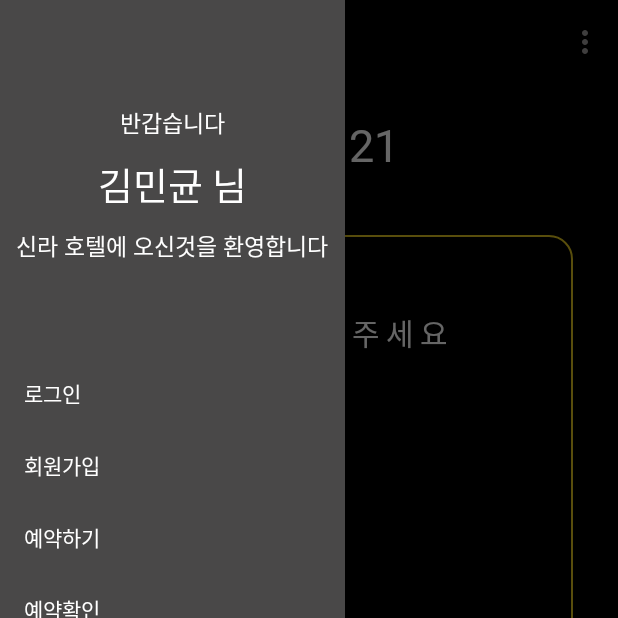
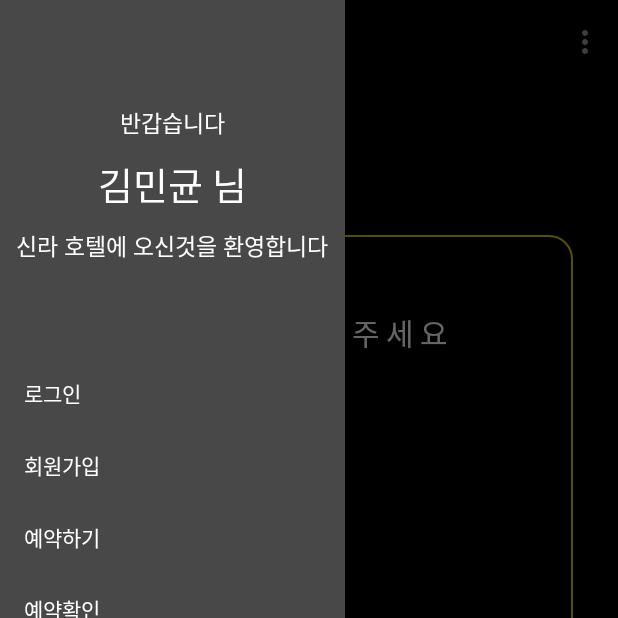
Before and after one commit to pgh8468/NFC, an Android app: the screen it shows after launch (MainActivity), with the side drawer open, on a phone screen of 412 x 824 dp, the top half of it. Run offline under Robolectric (Android 15) with nearby library versions, the phone set to English and light mode, and no system bars; libraries missing offline, so code that uses them is left out: com.prolificinteractive.materialcalendarview.

Commit message:
calendar second

```diff
--- a/app/src/main/java/com/example/hotelnfc/Frag_nfc.java
+++ b/app/src/main/java/com/example/hotelnfc/Frag_nfc.java
@@ -17,6 +17,8 @@ import android.widget.Toast;
 import androidx.annotation.NonNull;
 import androidx.annotation.Nullable;
 import androidx.fragment.app.Fragment;
+import androidx.fragment.app.FragmentManager;
+import androidx.fragment.app.FragmentTransaction;
 
 public class Frag_nfc extends Fragment {
 
@@ -26,7 +28,12 @@ public class Frag_nfc extends Fragment {
     NfcAdapter nfcAdapter;
     String logined_id = null;
 
+    String resultday;
+
     MainActivity mainActivity = new MainActivity();
+
+    FragmentManager fragmentManager;
+    FragmentTransaction fragmentTransaction;
 
     public View onCreateView(@NonNull LayoutInflater inflater, @Nullable ViewGroup container, @Nullable Bundle savedInstanceState) {
         view = inflater.inflate(R.layout.frag_nfc, null);
@@ -36,6 +43,12 @@ public class Frag_nfc extends Fragment {
         btn_issue_key = view.findViewById(R.id.btn_issue_key);
 
         nfcAdapter = NfcAdapter.getDefaultAdapter(getActivity());
+
+        if (getArguments() != null) {
+            String stayDay = getArguments().getString("stayDay");
+            Log.e("d-day", stayDay);
+            nfc_booked.setText(stayDay);
+        }
 
         if(nfcAdapter == null){
             Toast.makeText(getActivity(), "nfc 안킨거 아니냐?", Toast.LENGTH_LONG).show();
@@ -50,27 +63,22 @@ public class Frag_nfc extends Fragment {
 
                 logined_id = "testID";
 
-                if(logined_id != null){
+                if (logined_id != null) {
                     Intent intent = new Intent(getActivity(), NfcIssueKey.class);
                     intent.putExtra("logined_id", logined_id);
                     startActivity(intent);
-                }
-                else {
-                    Toast.makeText(getActivity(),"로그인이 필요한 서비스입니다.",Toast.LENGTH_LONG).show();
+                } else {
+                    Toast.makeText(getActivity(), "로그인이 필요한 서비스입니다.", Toast.LENGTH_LONG).show();
                 }
 
             }
         });
-
-//        Bundle bundle = getArguments();
-  //      String text = bundle.getString("a");
-    //    TextView txt_logined_book_info = view.findViewById(R.id.txt_logined_book_info);
-      //  txt_logined_book_info.setText(text);
 
         return view;
     }
 
     public void onCreate(Bundle savedInstanceState) {
         super.onCreate(savedInstanceState);
+
     }
 }
--- a/app/src/main/java/com/example/hotelnfc/frag_reserve.java
+++ b/app/src/main/java/com/example/hotelnfc/frag_reserve.java
@@ -2,6 +2,7 @@ package com.example.hotelnfc;
 
 import android.annotation.SuppressLint;
 import android.os.Bundle;
+import android.util.Log;
 import android.view.LayoutInflater;
 import android.view.View;
 import android.view.ViewGroup;
@@ -20,10 +21,14 @@ import com.prolificinteractive.materialcalendarview.OnDateSelectedListener;
 import com.prolificinteractive.materialcalendarview.OnMonthChangedListener;
 import com.prolificinteractive.materialcalendarview.OnRangeSelectedListener;
 
+import java.util.ArrayList;
 import java.util.Calendar;
 import java.util.List;
 
 public class frag_reserve extends Fragment {
+
+    String Firstday, Lastday, result;
+    private static final String stay ="result";
 
     final OneDayDecorator oneDayDecorator = new OneDayDecorator();
 
@@ -45,10 +50,18 @@ public class frag_reserve extends Fragment {
         reserve_room_button.setOnClickListener(new View.OnClickListener() {
             @Override
             public void onClick(View v) {
-                frag_reserve_room frag_reserve_room = new frag_reserve_room();
-                FragmentTransaction fragmentTransaction = getFragmentManager().beginTransaction();
-                ((FragmentTransaction) fragmentTransaction).replace(R.id.content_fragment, frag_reserve_room);
-                fragmentTransaction.commit();
+//                frag_reserve_room frag_reserve_room = new frag_reserve_room();
+//                FragmentTransaction fragmentTransaction = getFragmentManager().beginTransaction();
+//                ((FragmentTransaction) fragmentTransaction).replace(R.id.content_fragment, frag_reserve_room);
+//                fragmentTransaction.commit();
+
+                Bundle bundle = new Bundle();
+                bundle.putString("stayDay", result);
+                FragmentTransaction transaction = getActivity().getSupportFragmentManager().beginTransaction();
+                Frag_nfc frag_nfc = new Frag_nfc();
+                frag_nfc.setArguments(bundle);
+                transaction.replace(R.id.content_fragment, frag_nfc);
+                transaction.commit();
             }
         });
 
@@ -90,31 +103,20 @@ public class frag_reserve extends Fragment {
             @Override
             public void onRangeSelected(@NonNull MaterialCalendarView widget, @NonNull List<CalendarDay> dates) {
 
+
+                Log.e("check dates", Integer.toString(dates.size()));
+                Log.e("first last", dates.get(0).toString()+"/"+dates.get(dates.size()-1).toString());
+
+                Firstday = dates.get(0).toString(); //체크인 날짜
+                Lastday = dates.get(dates.size()-1).toString(); //체크아웃 날짜
+                result = Integer.toString(dates.size());
             }
         });
 
+
+
         return view;
     }
-
-//    public void SelectDate(Date date) {
-//        Calendar startCalendar = new GregorianCalendar();
-//        startCalendar.setTime(date);
-//        Calendar endCalendar = calendarView.getCurrentDate().getCalendar();
-//
-//        calendarView.setSelectedDate(date);
-//
-//        int diffyear = endCalendar.get(Calendar.YEAR) - startCalendar.get(Calendar.YEAR);
-//        int diffMonth = diffyear * 12 + endCalendar.get(Calendar.MONTH) - startCalendar.get(Calendar.MONTH);
-//        int monthsToMove = Math.abs(diffMonth);
-//
-//        for (int i = 0; i <monthsToMove; i++) {
-//            if (diffMonth < 0) {
-//                calendarView.goToNext();
-//            } else if (diffMonth > 0) {
-//                calendarView.goToPrevious();
-//            }
-//        }
-//    }
 
     @Override
     public void onCreate(@Nullable Bundle savedInstanceState) {
--- a/app/src/main/res/layout/frag_nfc.xml
+++ b/app/src/main/res/layout/frag_nfc.xml
@@ -8,17 +8,39 @@
     android:orientation="vertical"
     android:id="@+id/nfc_layout">
 
-    <TextView
-        android:id="@+id/txt_remain_book_date"
+    <LinearLayout
         android:layout_width="match_parent"
         android:layout_height="wrap_content"
         android:layout_marginTop="20dp"
         android:layout_marginBottom="40dp"
-        android:text="D-Day 21"
-        android:textColor="#ffffff"
-        android:textSize="30dp"
-        android:gravity="center"
-        android:fontFamily="@font/gmarketsansttfbold" />
+        android:orientation="horizontal"
+        android:weightSum="3">
+
+        <TextView
+            android:id="@+id/text_dday"
+            android:layout_width="wrap_content"
+            android:layout_height="wrap_content"
+            android:text="D-Day"
+            android:textSize="30dp"
+            android:gravity="end"
+            android:layout_marginRight="10dp"
+            android:textColor="#ffffff"
+            android:fontFamily="@font/gmarketsansttfbold"
+            android:layout_weight="1"/>
+
+        <TextView
+            android:id="@+id/txt_remain_book_date"
+            android:layout_width="wrap_content"
+            android:layout_height="wrap_content"
+            android:gravity="start"
+            android:textColor="#ffffff"
+            android:textSize="30dp"
+            android:fontFamily="@font/gmarketsansttfbold"
+            android:layout_weight="2"/>
+
+    </LinearLayout>
+
+
 
     <LinearLayout
         android:layout_width="match_parent"
```
Also changed, not shown: app/src/main/res/drawable/circlebackground.xml (added, +7 -0 lines).
